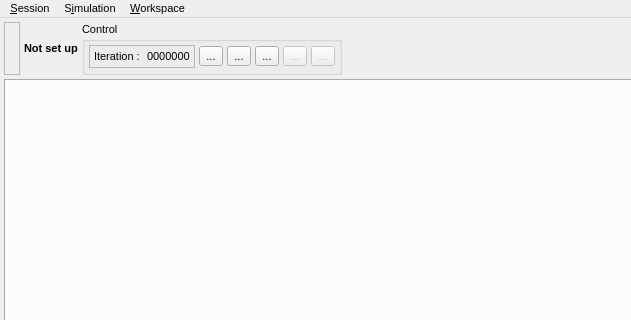
First picture: the form in src/gui/gui.ui, repository disorderedmaterials/dissolve, before the edit; both pictures show x 0 to 631 and y 0 to 320 of the 1052 by 944 pixel window.
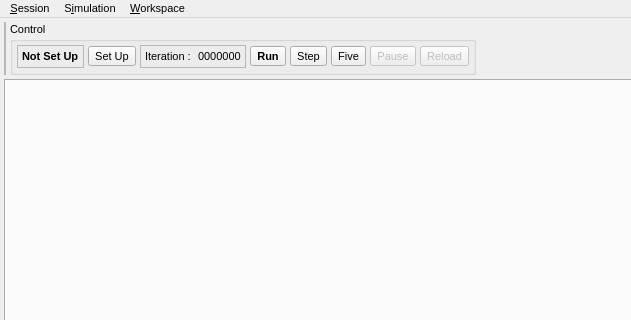
Second picture: the form after the edit. Icons and pictures are not drawn.

Commit message: Updated icons and tweaked Control section of gui.

Patch:
```diff
--- a/src/gui/gui.ui
+++ b/src/gui/gui.ui
@@ -64,68 +64,9 @@
          <property name="bottomMargin">
           <number>0</number>
          </property>
-         <item>
-          <widget class="QWidget" name="widget" native="true">
-           <property name="sizePolicy">
-            <sizepolicy hsizetype="Maximum" vsizetype="Maximum">
-             <horstretch>0</horstretch>
-             <verstretch>0</verstretch>
-            </sizepolicy>
-           </property>
-           <property name="maximumSize">
-            <size>
-             <width>48</width>
-             <height>48</height>
-            </size>
-           </property>
-           <layout class="QHBoxLayout" name="horizontalLayout_3">
-            <property name="spacing">
-             <number>4</number>
-            </property>
-            <property name="leftMargin">
-             <number>4</number>
-            </property>
-            <property name="topMargin">
-             <number>4</number>
-            </property>
-            <property name="rightMargin">
-             <number>4</number>
-            </property>
-            <property name="bottomMargin">
-             <number>4</number>
-            </property>
-            <item>
-             <widget class="QLabel" name="LockStatusLabel">
-              <property name="text">
-               <string/>
-              </property>
-              <property name="pixmap">
-               <pixmap resource="icons.qrc">:/control/icons/control_unlocked.svg</pixmap>
-              </property>
-              <property name="scaledContents">
-               <bool>true</bool>
-              </property>
-             </widget>
-            </item>
-           </layout>
-          </widget>
-         </item>
         </layout>
        </widget>
       </item>
-      <item>
-       <widget class="QLabel" name="SetUpLabel">
-        <property name="font">
-         <font>
-          <weight>75</weight>
-          <bold>true</bold>
-         </font>
-        </property>
-        <property name="text">
-         <string>Not set up</string>
-        </property>
-       </widget>
-      </item>
       <item>
        <widget class="QGroupBox" name="ControlGroup">
         <property name="sizePolicy">
@@ -153,6 +94,87 @@
          <property name="bottomMargin">
           <number>4</number>
          </property>
+         <item>
+          <widget class="QFrame" name="StatusFrame">
+           <property name="sizePolicy">
+            <sizepolicy hsizetype="Preferred" vsizetype="Minimum">
+             <horstretch>0</horstretch>
+             <verstretch>0</verstretch>
+            </sizepolicy>
+           </property>
+           <property name="frameShape">
+            <enum>QFrame::StyledPanel</enum>
+           </property>
+           <property name="frameShadow">
+            <enum>QFrame::Sunken</enum>
+           </property>
+           <layout class="QHBoxLayout" name="horizontalLayout_3" stretch="0">
+            <property name="spacing">
+             <number>4</number>
+            </property>
+            <property name="leftMargin">
+             <number>4</number>
+            </property>
+            <property name="topMargin">
+             <number>4</number>
+            </property>
+            <property name="rightMargin">
+             <number>4</number>
+            </property>
+            <property name="bottomMargin">
+             <number>4</number>
+            </property>
+            <item>
+             <widget class="QLabel" name="SetUpLabel">
+              <property name="sizePolicy">
+               <sizepolicy hsizetype="Fixed" vsizetype="Preferred">
+                <horstretch>0</horstretch>
+                <verstretch>0</verstretch>
+               </sizepolicy>
+              </property>
+              <property name="font">
+               <font>
+                <weight>75</weight>
+                <bold>true</bold>
+               </font>
+              </property>
+              <property name="text">
+               <string>Not Set Up</string>
+              </property>
+             </widget>
+            </item>
+           </layout>
+          </widget>
+         </item>
+         <item>
+          <widget class="QToolButton" name="ControlSetUpButton">
+           <property name="sizePolicy">
+            <sizepolicy hsizetype="Fixed" vsizetype="Fixed">
+             <horstretch>0</horstretch>
+             <verstretch>0</verstretch>
+            </sizepolicy>
+           </property>
+           <property name="text">
+            <string>Set Up</string>
+           </property>
+           <property name="icon">
+            <iconset resource="icons.qrc">
+             <normaloff>:/control/icons/control_setup.svg</normaloff>:/control/icons/control_setup.svg</iconset>
+           </property>
+           <property name="iconSize">
+            <size>
+             <width>20</width>
+             <height>20</height>
+            </size>
+           </property>
+           <property name="shortcut">
+            <string>Ctrl+R</string>
+           </property>
+           <property name="toolButtonStyle">
+            <enum>Qt::ToolButtonTextBesideIcon</enum>
+           </property>
+          </widget>
+         </item>
          <item>
           <widget class="QFrame" name="IterationFrame">
            <property name="sizePolicy">
@@ -214,8 +236,14 @@
              <verstretch>0</verstretch>
             </sizepolicy>
            </property>
+           <property name="font">
+            <font>
+             <weight>75</weight>
+             <bold>true</bold>
+            </font>
+           </property>
            <property name="text">
-            <string>...</string>
+            <string>Run</string>
            </property>
            <property name="icon">
             <iconset resource="icons.qrc">
@@ -230,6 +258,9 @@
            <property name="shortcut">
             <string>Ctrl+R</string>
            </property>
+           <property name="toolButtonStyle">
+            <enum>Qt::ToolButtonTextBesideIcon</enum>
+           </property>
           </widget>
          </item>
          <item>
@@ -241,7 +272,7 @@
             </sizepolicy>
            </property>
            <property name="text">
-            <string>...</string>
+            <string>Step</string>
            </property>
            <property name="icon">
             <iconset resource="icons.qrc">
@@ -256,6 +287,9 @@
            <property name="shortcut">
             <string>Ctrl+1</string>
            </property>
+           <property name="toolButtonStyle">
+            <enum>Qt::ToolButtonTextBesideIcon</enum>
+           </property>
           </widget>
          </item>
          <item>
@@ -267,7 +301,7 @@
             </sizepolicy>
            </property>
            <property name="text">
-            <string>...</string>
+            <string>Five</string>
            </property>
            <property name="icon">
             <iconset resource="icons.qrc">
@@ -282,6 +316,9 @@
            <property name="shortcut">
             <string>Ctrl+5</string>
            </property>
+           <property name="toolButtonStyle">
+            <enum>Qt::ToolButtonTextBesideIcon</enum>
+           </property>
           </widget>
          </item>
          <item>
@@ -299,7 +336,7 @@
             <string>Pause the simulation</string>
            </property>
            <property name="text">
-            <string>...</string>
+            <string>Pause</string>
            </property>
            <property name="icon">
             <iconset resource="icons.qrc">
@@ -314,6 +351,9 @@
            <property name="shortcut">
             <string>Esc</string>
            </property>
+           <property name="toolButtonStyle">
+            <enum>Qt::ToolButtonTextBesideIcon</enum>
+           </property>
           </widget>
          </item>
          <item>
@@ -328,7 +368,7 @@
             </sizepolicy>
            </property>
            <property name="text">
-            <string>...</string>
+            <string>Reload</string>
            </property>
            <property name="icon">
             <iconset>
@@ -340,6 +380,9 @@
              <height>20</height>
             </size>
            </property>
+           <property name="toolButtonStyle">
+            <enum>Qt::ToolButtonTextBesideIcon</enum>
+           </property>
           </widget>
          </item>
         </layout>
```
Left out of the diff: 8 changed lines with no effect on the pictures. The commit also changes 4 other files.
